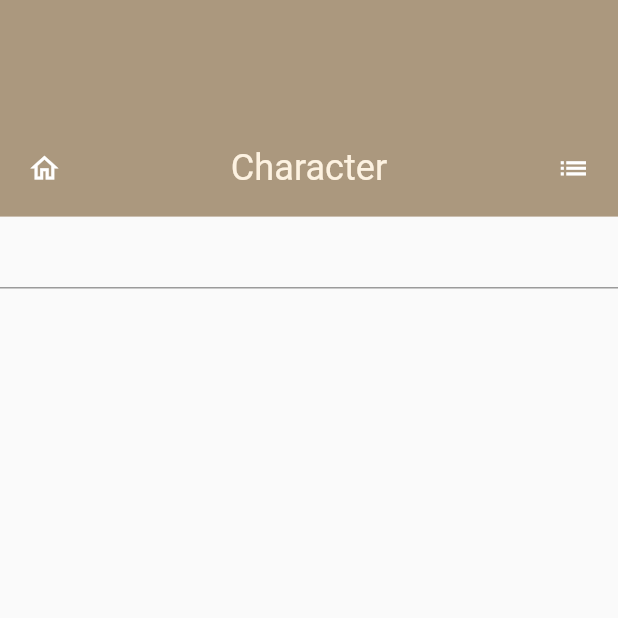
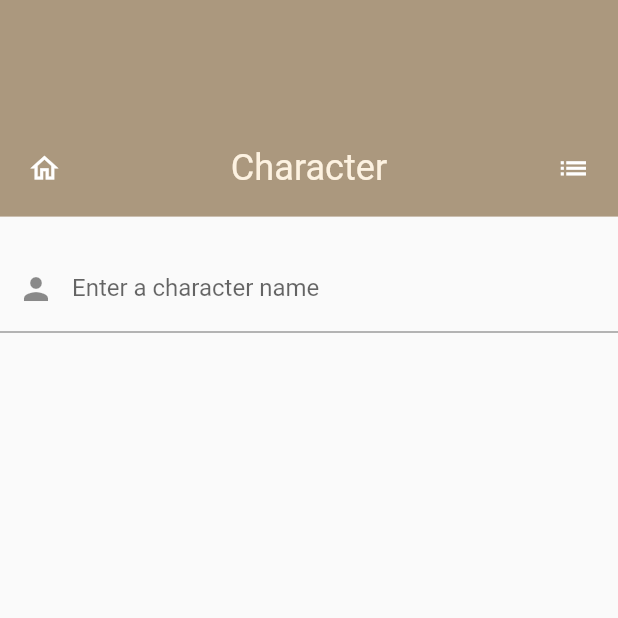
Before and after one commit to SrbastianM/Rick-and-Morty, a Flutter app: the CharacterPage screen opened directly, on a phone screen of 412 x 824 dp, the top half of it. Run offline on Flutter 3.47's test engine with Material 2 defaults, Android fonts, the phone set to English and light mode, and no system bars; our stand-ins replace dio, flutter_bloc, get; missing offline and left inert: dart:ffi.

Commit message:
Se ajusto la visual del textField y ademas se adiciono el permiso de Internet en Manifest

```diff
--- a/lib/presentation/widgets/character/character_description.dart
+++ b/lib/presentation/widgets/character/character_description.dart
@@ -119,13 +119,14 @@ class _DescriptionCharacterState extends State<DescriptionCharacter> {
               const Divider(),
               Container(
                 margin: EdgeInsets.only(top: Dimensions.height10),
-                child: Center(
                 child: TextField(
+                  decoration: InputDecoration(
+                      labelText: "Enter the name of another character",
+                      prefixIcon: Icon(Icons.person)),
                   controller: _controller,
                   onSubmitted: (String value) async {
                     onInputSubmit(value);
                   },
-                  ),
                 ),
               ),
               const Divider(),
@@ -133,11 +134,21 @@ class _DescriptionCharacterState extends State<DescriptionCharacter> {
           );
         } else {
           return Center(
-            child: TextField(
+            child: Column(
+              children: [
+                SizedBox(
+                  height: Dimensions.height20,
+                ),
+                TextField(
+                  decoration: InputDecoration(
+                      labelText: "Enter a character name",
+                      prefixIcon: Icon(Icons.person)),
                   controller: _controller,
                   onSubmitted: (String value) async {
                     onInputSubmit(value);
                   },
+                ),
+              ],
             ),
           );
         }
--- a/lib/presentation/widgets/episodes/episodes_list.dart
+++ b/lib/presentation/widgets/episodes/episodes_list.dart
@@ -36,7 +36,7 @@ class _EpisodesListState extends State<EpisodesList> {
                   margin: EdgeInsets.only(
                     top: Dimensions.height20,
                   ),
-                  child: BigText(text: "No Characters"),
+                  child: BigText(text: "No Episodes"),
                 );
               }
               final episodes = snapshot.data!;
```
Also changed, not shown: 1 other file. Lines whose indentation alone changed are shown as unchanged.
